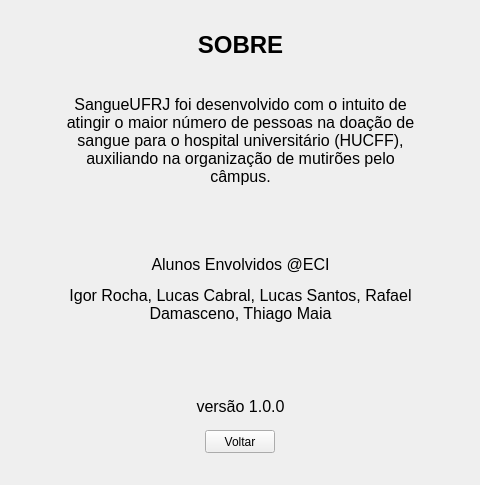
Old version of the form dev/sangueDaUFRJ/about.ui in the repository lucasdepaula/sbvbproject.
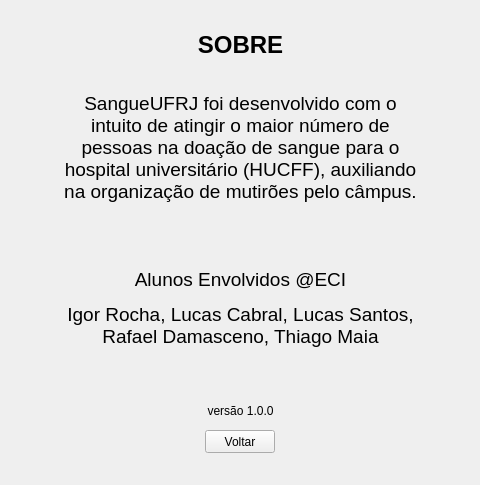
New version of the form. Icons and pictures are not drawn.

Patch:
```diff
--- a/dev/sangueDaUFRJ/about.ui
+++ b/dev/sangueDaUFRJ/about.ui
@@ -86,7 +86,7 @@
     <string notr="true">background:transparent;</string>
    </property>
    <property name="text">
-    <string>&lt;html&gt;&lt;head/&gt;&lt;body&gt;&lt;p align=&quot;center&quot;&gt;&lt;span style=&quot; font-size:12pt;&quot;&gt;SangueUFRJ foi desenvolvido com o intuito de atingir o maior número de pessoas na doação de sangue para o hospital universitário (HUCFF), auxiliando na organização de mutirões pelo câmpus.&lt;br/&gt;&lt;/span&gt;&lt;/p&gt;&lt;p align=&quot;center&quot;&gt;&lt;span style=&quot; font-size:12pt;&quot;&gt;&lt;br/&gt;&lt;/span&gt;&lt;/p&gt;&lt;p align=&quot;center&quot;&gt;&lt;span style=&quot; font-size:12pt;&quot;&gt;Alunos Envolvidos @ECI&lt;/span&gt;&lt;/p&gt;&lt;p align=&quot;center&quot;&gt;&lt;span style=&quot; font-size:12pt;&quot;&gt;Igor Rocha, Lucas Cabral, Lucas Santos, Rafael Damasceno, Thiago Maia&lt;/span&gt;&lt;/p&gt;&lt;p align=&quot;center&quot;&gt;&lt;span style=&quot; font-size:12pt;&quot;&gt;&lt;br/&gt;&lt;br/&gt;&lt;/span&gt;&lt;/p&gt;&lt;p align=&quot;center&quot;&gt;&lt;span style=&quot; font-size:12pt;&quot;&gt;versão 1.0.0&lt;/span&gt;&lt;/p&gt;&lt;/body&gt;&lt;/html&gt;</string>
+    <string>&lt;html&gt;&lt;head/&gt;&lt;body&gt;&lt;p align=&quot;center&quot;&gt;&lt;span style=&quot; font-size:14pt;&quot;&gt;SangueUFRJ foi desenvolvido com o intuito de atingir o maior número de pessoas na doação de sangue para o hospital universitário (HUCFF), auxiliando na organização de mutirões pelo câmpus.&lt;br/&gt;&lt;/span&gt;&lt;/p&gt;&lt;p align=&quot;center&quot;&gt;&lt;br/&gt;&lt;/p&gt;&lt;p align=&quot;center&quot;&gt;&lt;span style=&quot; font-size:14pt;&quot;&gt;Alunos Envolvidos @ECI&lt;/span&gt;&lt;/p&gt;&lt;p align=&quot;center&quot;&gt;&lt;span style=&quot; font-size:14pt;&quot;&gt;Igor Rocha, Lucas Cabral, Lucas Santos, Rafael Damasceno, Thiago Maia&lt;/span&gt;&lt;/p&gt;&lt;p align=&quot;center&quot;&gt;&lt;span style=&quot; font-size:12pt;&quot;&gt;&lt;br/&gt;&lt;/span&gt;&lt;/p&gt;&lt;p align=&quot;center&quot;&gt;versão 1.0.0&lt;/p&gt;&lt;/body&gt;&lt;/html&gt;</string>
    </property>
    <property name="wordWrap">
     <bool>true</bool>
```
